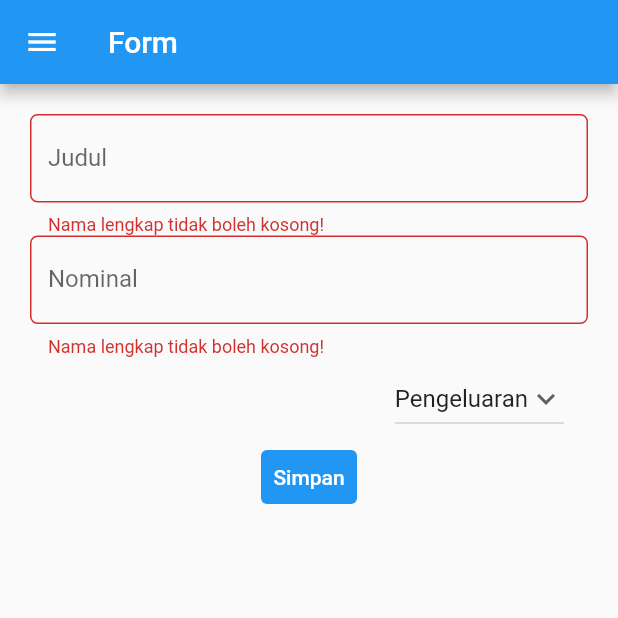
After one commit to AkubaruF/pbp-flutter-lab, a Flutter app: the MyFormPage screen opened directly, after a tap on "Simpan", on a phone screen of 412 x 824 dp, the top half of it. The commit adds this screen. Run offline on Flutter 3.47's test engine with Material 2 defaults, Android fonts, the phone set to English and light mode, and no system bars.

Commit message:
Navigation and Form

```diff
--- /dev/null
+++ b/lib/form.dart
@@ -0,0 +1,195 @@
+import 'package:counter_7/main.dart';
+import 'package:counter_7/data.dart';
+import 'package:flutter/material.dart';
+
+class MyFormPage extends StatefulWidget {
+  const MyFormPage({super.key});
+
+  @override
+  State<MyFormPage> createState() => _MyFormPageState();
+}
+
+class _MyFormPageState extends State<MyFormPage> {
+  final _formKey = GlobalKey<FormState>();
+  String namaLengkap = "";
+  String nominal = '0';
+  String jenis = "Pengeluaran";
+  List<String> listJenis = ['Pengeluaran', 'Pemasukan'];
+
+  @override
+  Widget build(BuildContext context) {
+    return Scaffold(
+      appBar: AppBar(
+        title: const Text('Form'),
+      ),
+      drawer: Drawer(
+        child: Column(
+          children: [
+            // Menambahkan clickable menu
+            ListTile(
+              title: const Text('counter_7'),
+              onTap: () {
+                // Route menu ke halaman utama
+                Navigator.pushReplacement(
+                  context,
+                  MaterialPageRoute(builder: (context) => const MyHomePage()),
+                );
+              },
+            ),
+            ListTile(
+              title: const Text('Tambah Budget'),
+              onTap: () {
+                // Route menu ke halaman form
+                Navigator.pushReplacement(
+                  context,
+                  MaterialPageRoute(builder: (context) => const MyFormPage()),
+                );
+              },
+            ),
+            ListTile(
+              title: const Text('Data Budget'),
+              onTap: () {
+                // Route menu ke halaman form
+                Navigator.pushReplacement(
+                  context,
+                  MaterialPageRoute(builder: (context) => const MyDataPage()),
+                );
+              },
+            ),
+          ],
+        ),
+      ),
+      body: Form(
+        key: _formKey,
+        child: SingleChildScrollView(
+          child: Container(
+            padding: const EdgeInsets.all(20.0),
+            child: Column(
+              mainAxisSize: MainAxisSize.max,
+              // mainAxisAlignment: MainAxisAlignment.center,
+              children: [
+                TextFormField(
+                  decoration: InputDecoration(
+                    hintText: "Judul",
+                    labelText: "Judul",
+                    // // Menambahkan icon agar lebih intuitif
+                    // icon: const Icon(Icons.people),
+                    // Menambahkan circular border agar lebih rapi
+                    border: OutlineInputBorder(
+                      borderRadius: BorderRadius.circular(5.0),
+                    ),
+                  ),
+                  // Menambahkan behavior saat nama diketik
+                  onChanged: (String? value) {
+                    setState(() {
+                      namaLengkap = value!;
+                    });
+                  },
+                  // Menambahkan behavior saat data disimpan
+                  onSaved: (String? value) {
+                    setState(() {
+                      namaLengkap = value!;
+                    });
+                  },
+                  // Validator sebagai validasi form
+                  validator: (String? value) {
+                    if (value == null || value.isEmpty) {
+                      return 'Nama lengkap tidak boleh kosong!';
+                    }
+                    return null;
+                  },
+                ),
+                TextFormField(
+                  decoration: InputDecoration(
+                    hintText: "Judul",
+                    labelText: "Nominal",
+                    // // Menambahkan icon agar lebih intuitif
+                    // icon: const Icon(Icons.people),
+                    // Menambahkan circular border agar lebih rapi
+                    border: OutlineInputBorder(
+                      borderRadius: BorderRadius.circular(5.0),
+                    ),
+                  ),
+                  // Menambahkan behavior saat nama diketik
+                  onChanged: (String? value) {
+                    setState(() {
+                      nominal = value!;
+                    });
+                  },
+                  // Menambahkan behavior saat data disimpan
+                  onSaved: (String? value) {
+                    setState(() {
+                      nominal = value!;
+                    });
+                  },
+                  // Validator sebagai validasi form
+                  validator: (String? value) {
+                    if (value == null || value.isEmpty) {
+                      return 'Nama lengkap tidak boleh kosong!';
+                    }
+                    return null;
+                  },
+                ),
+                ListTile(
+                  trailing: DropdownButton(
+                    value: jenis,
+                    icon: const Icon(Icons.keyboard_arrow_down),
+                    items: listJenis.map((String items) {
+                      return DropdownMenuItem(
+                        value: items,
+                        child: Text(items),
+                      );
+                    }).toList(),
+                    onChanged: (String? newValue) {
+                      setState(() {
+                        jenis = newValue!;
+                      });
+                    },
+                  ),
+                ),
+                TextButton(
+                  style: ButtonStyle(
+                    backgroundColor: MaterialStateProperty.all(Colors.blue),
+                  ),
+                  onPressed: () {
+                    if (_formKey.currentState!.validate()) {
+                      showDialog(
+                        context: context,
+                        builder: (context) {
+                          return Dialog(
+                            shape: RoundedRectangleBorder(
+                              borderRadius: BorderRadius.circular(10),
+                            ),
+                            elevation: 15,
+                            child: ListView(
+                              padding:
+                                  const EdgeInsets.only(top: 20, bottom: 20),
+                              shrinkWrap: true,
+                              children: <Widget>[
+                                const Center(child: Text('Success!')),
+                                TextButton(
+                                  onPressed: () {
+                                    Navigator.pop(context);
+                                  },
+                                  child: const Text('Kembali'),
+                                ),
+                              ],
+                            ),
+                          );
+                        },
+                      );
+                    }
+                  },
+                  child: const Text(
+                    "Simpan",
+                    style: TextStyle(color: Colors.white),
+                  ),
+                ),
+              ],
+            ),
+          ),
+        ),
+      ),
+    );
+  }
+}
```
Also changed, not shown: lib/data.dart (added, +66 -0 lines), lib/main.dart (+60 -12 lines).
